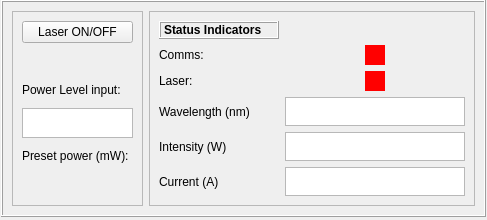
First picture: the form in Graphics/PyQt_files/laser_gui2_1.ui, repository maltissimo/LTPy, before the edit.
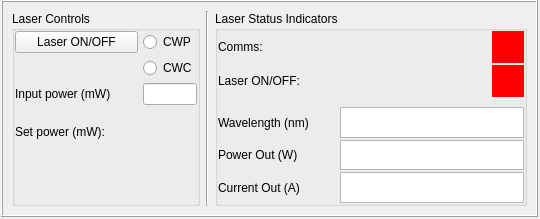
Second picture: the form after the edit. Custom widgets are drawn as their Qt base class.

Patch:
```diff
--- a/Graphics/PyQt_files/laser_gui2_1.ui
+++ b/Graphics/PyQt_files/laser_gui2_1.ui
@@ -6,8 +6,8 @@
    <rect>
     <x>0</x>
     <y>0</y>
-    <width>487</width>
-    <height>220</height>
+    <width>540</width>
+    <height>219</height>
    </rect>
   </property>
   <property name="font">
@@ -44,7 +44,7 @@
      <rect>
       <x>1</x>
       <y>0</y>
-      <width>485</width>
+      <width>537</width>
       <height>217</height>
      </rect>
     </property>
@@ -56,81 +56,206 @@
     </property>
     <layout class="QHBoxLayout" name="horizontalLayout_3">
      <item>
-      <widget class="MyFrame" name="frame_6">
-       <property name="frameShape">
-        <enum>QFrame::StyledPanel</enum>
-       </property>
-       <property name="frameShadow">
-        <enum>QFrame::Raised</enum>
-       </property>
-       <layout class="QGridLayout" name="gridLayout_2">
-        <item row="2" column="0">
-         <widget class="MyLabel" name="label_2">
-          <property name="text">
-           <string/>
+      <layout class="QHBoxLayout" name="horizontalLayout" stretch="0">
+       <item>
+        <widget class="QGroupBox" name="groupBox_2">
+         <property name="title">
+          <string>Laser Controls</string>
+         </property>
+         <layout class="QGridLayout" name="gridLayout_4">
+          <property name="leftMargin">
+           <number>0</number>
           </property>
-         </widget>
-        </item>
-        <item row="3" column="0">
-         <widget class="MyLabel" name="power_level_label">
-          <property name="text">
-           <string>Power Level input:</string>
+          <property name="topMargin">
+           <number>0</number>
           </property>
-         </widget>
-        </item>
-        <item row="5" column="0">
-         <widget class="MyLabel" name="power_preset_label">
-          <property name="text">
-           <string>Preset power (mW):</string>
+          <property name="rightMargin">
+           <number>0</number>
           </property>
-         </widget>
-        </item>
-        <item row="6" column="0">
-         <widget class="MyLabel" name="power_preset_display">
-          <property name="text">
-           <string/>
+          <property name="bottomMargin">
+           <number>0</number>
           </property>
-         </widget>
-        </item>
-        <item row="4" column="0">
-         <widget class="MyTextEdit" name="power_input_field">
-          <property name="enabled">
-           <bool>true</bool>
+          <property name="spacing">
+           <number>5</number>
           </property>
-          <property name="sizePolicy">
-           <sizepolicy hsizetype="Preferred" vsizetype="Preferred">
-            <horstretch>0</horstretch>
-            <verstretch>0</verstretch>
-           </sizepolicy>
-          </property>
-          <property name="maximumSize">
-           <size>
-            <width>188</width>
-            <height>30</height>
-           </size>
-          </property>
-         </widget>
-        </item>
-        <item row="1" column="0">
-         <widget class="MyPushButton" name="pushButton">
-          <property name="text">
-           <string>Laser ON/OFF</string>
-          </property>
-         </widget>
-        </item>
-       </layout>
+          <item row="0" column="2">
+           <widget class="QRadioButton" name="sel_const_pow">
+            <property name="sizePolicy">
+             <sizepolicy hsizetype="Fixed" vsizetype="Fixed">
+              <horstretch>0</horstretch>
+              <verstretch>0</verstretch>
+             </sizepolicy>
+            </property>
+            <property name="text">
+             <string>CWP</string>
+            </property>
+           </widget>
+          </item>
+          <item row="0" column="0" colspan="2">
+           <widget class="MyPushButton" name="pushButton">
+            <property name="sizePolicy">
+             <sizepolicy hsizetype="Fixed" vsizetype="Fixed">
+              <horstretch>0</horstretch>
+              <verstretch>0</verstretch>
+             </sizepolicy>
+            </property>
+            <property name="minimumSize">
+             <size>
+              <width>123</width>
+              <height>22</height>
+             </size>
+            </property>
+            <property name="text">
+             <string>Laser ON/OFF</string>
+            </property>
+           </widget>
+          </item>
+          <item row="2" column="0" colspan="2">
+           <widget class="MyLabel" name="power_level_label">
+            <property name="text">
+             <string>Input power (mW)</string>
+            </property>
+           </widget>
+          </item>
+          <item row="4" column="0">
+           <widget class="MyLabel" name="power_preset_display">
+            <property name="minimumSize">
+             <size>
+              <width>0</width>
+              <height>27</height>
+             </size>
+            </property>
+            <property name="text">
+             <string/>
+            </property>
+           </widget>
+          </item>
+          <item row="1" column="2">
+           <widget class="QRadioButton" name="sel_const_cur">
+            <property name="sizePolicy">
+             <sizepolicy hsizetype="Fixed" vsizetype="Fixed">
+              <horstretch>0</horstretch>
+              <verstretch>0</verstretch>
+             </sizepolicy>
+            </property>
+            <property name="text">
+             <string>CWC</string>
+            </property>
+           </widget>
+          </item>
+          <item row="3" column="0" colspan="2">
+           <widget class="MyLabel" name="power_preset_label">
+            <property name="sizePolicy">
+             <sizepolicy hsizetype="Preferred" vsizetype="Preferred">
+              <horstretch>0</horstretch>
+              <verstretch>0</verstretch>
+             </sizepolicy>
+            </property>
+            <property name="text">
+             <string>Set power (mW):</string>
+            </property>
+           </widget>
+          </item>
+          <item row="2" column="2">
+           <widget class="MyQLineEdit" name="power_input_field"/>
+          </item>
+         </layout>
+        </widget>
+       </item>
+      </layout>
+     </item>
+     <item>
+      <widget class="Line" name="line">
+       <property name="orientation">
+        <enum>Qt::Vertical</enum>
+       </property>
       </widget>
      </item>
      <item>
-      <widget class="MyFrame" name="frame_5">
-       <property name="frameShape">
-        <enum>QFrame::StyledPanel</enum>
+      <widget class="QGroupBox" name="groupBox">
+       <property name="title">
+        <string>Laser Status Indicators</string>
        </property>
-       <property name="frameShadow">
-        <enum>QFrame::Raised</enum>
-       </property>
-       <layout class="QGridLayout" name="gridLayout_3">
-        <item row="3" column="0">
+       <layout class="QGridLayout" name="gridLayout">
+        <property name="leftMargin">
+         <number>0</number>
+        </property>
+        <property name="topMargin">
+         <number>0</number>
+        </property>
+        <property name="rightMargin">
+         <number>0</number>
+        </property>
+        <property name="bottomMargin">
+         <number>0</number>
+        </property>
+        <property name="spacing">
+         <number>2</number>
+        </property>
+        <item row="3" column="0" colspan="3">
+         <widget class="MyLabel" name="wavelength_label">
+          <property name="sizePolicy">
+           <sizepolicy hsizetype="Preferred" vsizetype="Preferred">
+            <horstretch>0</horstretch>
+            <verstretch>0</verstretch>
+           </sizepolicy>
+          </property>
+          <property name="text">
+           <string>Wavelength (nm)</string>
+          </property>
+         </widget>
+        </item>
+        <item row="1" column="4">
+         <widget class="MyIndicator" name="laser_onoff">
+          <property name="sizePolicy">
+           <sizepolicy hsizetype="Fixed" vsizetype="Fixed">
+            <horstretch>0</horstretch>
+            <verstretch>0</verstretch>
+           </sizepolicy>
+          </property>
+          <property name="minimumSize">
+           <size>
+            <width>32</width>
+            <height>32</height>
+           </size>
+          </property>
+          <property name="maximumSize">
+           <size>
+            <width>32</width>
+            <height>32</height>
+           </size>
+          </property>
+          <property name="styleSheet">
+           <string notr="true">QLabel{background-color: red;}</string>
+          </property>
+          <property name="text">
+           <string/>
+          </property>
+          <property name="alignment">
+           <set>Qt::AlignCenter</set>
+          </property>
+         </widget>
+        </item>
+        <item row="4" column="3" colspan="2">
+         <widget class="MyTextBrowser" name="int_display">
+          <property name="sizePolicy">
+           <sizepolicy hsizetype="Preferred" vsizetype="Preferred">
+            <horstretch>0</horstretch>
+            <verstretch>0</verstretch>
+           </sizepolicy>
+          </property>
+          <property name="minimumSize">
+           <size>
+            <width>70</width>
+            <height>24</height>
+           </size>
+          </property>
+          <property name="lineWidth">
+           <number>1</number>
+          </property>
+         </widget>
+        </item>
+        <item row="1" column="0" colspan="2">
          <widget class="MyLabel" name="laser_label">
           <property name="sizePolicy">
            <sizepolicy hsizetype="Preferred" vsizetype="Preferred">
@@ -139,19 +264,71 @@
            </sizepolicy>
           </property>
           <property name="text">
-           <string>Laser:</string>
+           <string>Laser ON/OFF:</string>
           </property>
          </widget>
         </item>
-        <item row="8" column="0">
-         <widget class="MyLabel" name="cur_label">
+        <item row="3" column="3" colspan="2">
+         <widget class="MyTextBrowser" name="wlength_display">
+          <property name="sizePolicy">
+           <sizepolicy hsizetype="Preferred" vsizetype="Preferred">
+            <horstretch>0</horstretch>
+            <verstretch>0</verstretch>
+           </sizepolicy>
+          </property>
+          <property name="minimumSize">
+           <size>
+            <width>70</width>
+            <height>24</height>
+           </size>
+          </property>
+          <property name="lineWidth">
+           <number>1</number>
+          </property>
+         </widget>
+        </item>
+        <item row="0" column="4">
+         <widget class="MyIndicator" name="comms_onoff">
+          <property name="enabled">
+           <bool>true</bool>
+          </property>
+          <property name="sizePolicy">
+           <sizepolicy hsizetype="Preferred" vsizetype="Preferred">
+            <horstretch>0</horstretch>
+            <verstretch>0</verstretch>
+           </sizepolicy>
+          </property>
+          <property name="minimumSize">
+           <size>
+            <width>32</width>
+            <height>32</height>
+           </size>
+          </property>
+          <property name="maximumSize">
+           <size>
+            <width>20</width>
+            <height>32</height>
+           </size>
+          </property>
+          <property name="styleSheet">
+           <string notr="true">QLabel{background-color: red;}</string>
+          </property>
           <property name="text">
-           <string>Current (A)</string>
+           <string/>
+          </property>
+          <property name="alignment">
+           <set>Qt::AlignCenter</set>
           </property>
          </widget>
         </item>
-        <item row="7" column="0">
+        <item row="4" column="0" colspan="3">
          <widget class="MyLabel" name="int_display_2">
+          <property name="sizePolicy">
+           <sizepolicy hsizetype="Preferred" vsizetype="Preferred">
+            <horstretch>0</horstretch>
+            <verstretch>0</verstretch>
+           </sizepolicy>
+          </property>
           <property name="minimumSize">
            <size>
             <width>120</width>
@@ -159,55 +336,11 @@
            </size>
           </property>
           <property name="text">
-           <string>Intensity (W)  </string>
+           <string>Power Out (W)  </string>
           </property>
          </widget>
         </item>
-        <item row="6" column="0">
-         <widget class="MyLabel" name="wavelength_label">
-          <property name="text">
-           <string>Wavelength (nm)</string>
-          </property>
-         </widget>
-        </item>
-        <item row="6" column="2">
-         <widget class="MyTextBrowser" name="wlength_display"/>
-        </item>
-        <item row="2" column="2" alignment="Qt::AlignHCenter">
-         <widget class="MyIndicator" name="laser_onoff">
-          <property name="sizePolicy">
-           <sizepolicy hsizetype="Preferred" vsizetype="Preferred">
-            <horstretch>0</horstretch>
-            <verstretch>0</verstretch>
-           </sizepolicy>
-          </property>
-          <property name="minimumSize">
-           <size>
-            <width>20</width>
-            <height>20</height>
-           </size>
-          </property>
-          <property name="maximumSize">
-           <size>
-            <width>20</width>
-            <height>32</height>
-           </size>
-          </property>
-          <property name="styleSheet">
-           <string notr="true">QLabel{background-color: red;}</string>
-          </property>
-          <property name="text">
-           <string/>
-          </property>
-         </widget>
-        </item>
-        <item row="7" column="2">
-         <widget class="MyTextBrowser" name="int_display"/>
-        </item>
-        <item row="8" column="2">
-         <widget class="MyTextBrowser" name="cur_display"/>
-        </item>
-        <item row="2" column="0">
+        <item row="0" column="0">
          <widget class="MyLabel" name="comms_label">
           <property name="sizePolicy">
            <sizepolicy hsizetype="Preferred" vsizetype="Preferred">
@@ -220,30 +353,47 @@
           </property>
          </widget>
         </item>
-        <item row="1" column="0">
-         <widget class="MyLabel" name="label">
-          <property name="font">
-           <font>
-            <weight>75</weight>
-            <bold>true</bold>
-           </font>
-          </property>
-          <property name="frameShape">
-           <enum>QFrame::Box</enum>
-          </property>
-          <property name="frameShadow">
-           <enum>QFrame::Raised</enum>
+        <item row="5" column="0" colspan="2">
+         <widget class="MyLabel" name="cur_label">
+          <property name="sizePolicy">
+           <sizepolicy hsizetype="Preferred" vsizetype="Preferred">
+            <horstretch>0</horstretch>
+            <verstretch>0</verstretch>
+           </sizepolicy>
           </property>
           <property name="text">
-           <string>Status Indicators</string>
+           <string>Current Out (A)</string>
           </property>
          </widget>
         </item>
-        <item row="3" column="2" alignment="Qt::AlignHCenter">
-         <widget class="MyIndicator" name="comms_onoff">
-          <property name="enabled">
-           <bool>true</bool>
+        <item row="0" column="1" colspan="3">
+         <spacer name="horizontalSpacer">
+          <property name="orientation">
+           <enum>Qt::Horizontal</enum>
           </property>
+          <property name="sizeHint" stdset="0">
+           <size>
+            <width>40</width>
+            <height>20</height>
+           </size>
+          </property>
+         </spacer>
+        </item>
+        <item row="1" column="2" colspan="2">
+         <spacer name="horizontalSpacer_2">
+          <property name="orientation">
+           <enum>Qt::Horizontal</enum>
+          </property>
+          <property name="sizeHint" stdset="0">
+           <size>
+            <width>71</width>
+            <height>20</height>
+           </size>
+          </property>
+         </spacer>
+        </item>
+        <item row="5" column="3" colspan="2">
+         <widget class="MyTextBrowser" name="cur_display">
           <property name="sizePolicy">
            <sizepolicy hsizetype="Preferred" vsizetype="Preferred">
             <horstretch>0</horstretch>
@@ -252,24 +402,31 @@
           </property>
           <property name="minimumSize">
            <size>
-            <width>20</width>
-            <height>20</height>
+            <width>70</width>
+            <height>24</height>
            </size>
           </property>
-          <property name="maximumSize">
-           <size>
-            <width>20</width>
-            <height>32</height>
-           </size>
-          </property>
-          <property name="styleSheet">
-           <string notr="true">QLabel{background-color: red;}</string>
-          </property>
-          <property name="text">
-           <string/>
+          <property name="lineWidth">
+           <number>1</number>
           </property>
          </widget>
         </item>
+        <item row="2" column="2">
+         <spacer name="verticalSpacer_2">
+          <property name="orientation">
+           <enum>Qt::Vertical</enum>
+          </property>
+          <property name="sizeType">
+           <enum>QSizePolicy::Fixed</enum>
+          </property>
+          <property name="sizeHint" stdset="0">
+           <size>
+            <width>20</width>
+            <height>8</height>
+           </size>
+          </property>
+         </spacer>
+        </item>
        </layout>
       </widget>
      </item>
@@ -283,16 +440,16 @@
    <extends>QLabel</extends>
    <header location="global">BaseClasses.py</header>
   </customwidget>
+  <customwidget>
+   <class>MyQLineEdit</class>
+   <extends>QLineEdit</extends>
+   <header location="global">BaseClasses.py</header>
+  </customwidget>
   <customwidget>
    <class>MyPushButton</class>
    <extends>QPushButton</extends>
    <header location="global">Graphics.BaseClasses</header>
   </customwidget>
-  <customwidget>
-   <class>MyTextEdit</class>
-   <extends>QTextEdit</extends>
-   <header location="global">Graphics.BaseClasses</header>
-  </customwidget>
   <customwidget>
    <class>MyIndicator</class>
    <extends>QLabel</extends>
```
